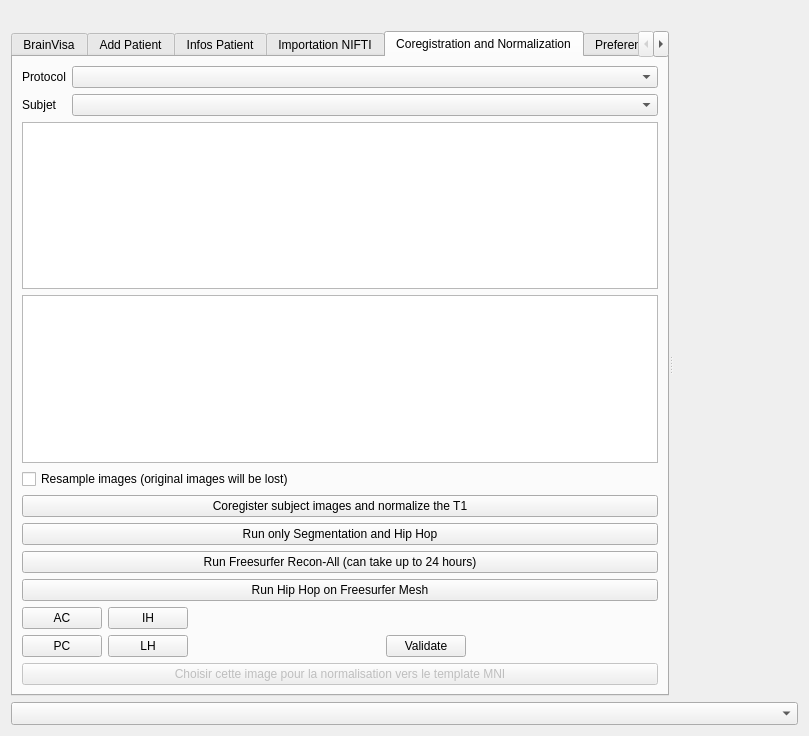
The window that ImageImportWindow.ui (IntrAnatSEEGSoftware/IntrAnat) describes before a commit, drawn with Qt 5.
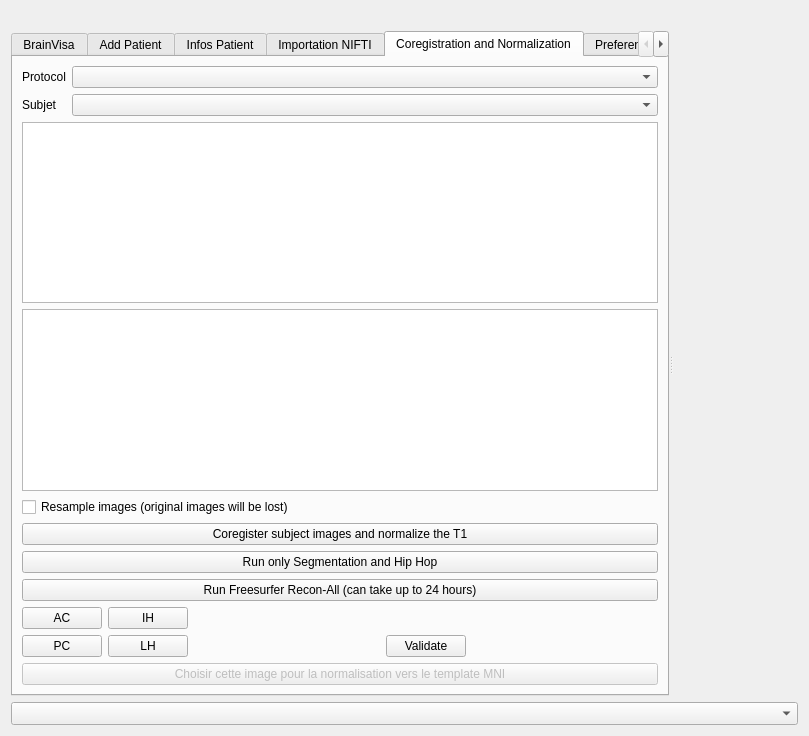
The same window after the commit.

Commit message: Simplified imports

Diff of the .ui file:
```diff
--- a/ImageImportWindow.ui
+++ b/ImageImportWindow.ui
@@ -825,13 +825,13 @@
           </property>
          </widget>
         </item>
-        <item>
+        <!-- item>
          <widget class="QPushButton" name="runMarsAtlasFreesurferButton">
           <property name="text">
            <string>Run Hip Hop on Freesurfer Mesh</string>
           </property>
          </widget>
-        </item>
+        </item -->
         <item>
          <layout class="QHBoxLayout" name="horizontalLayout_18">
           <item>
```
The commit also changes 2 other files.
